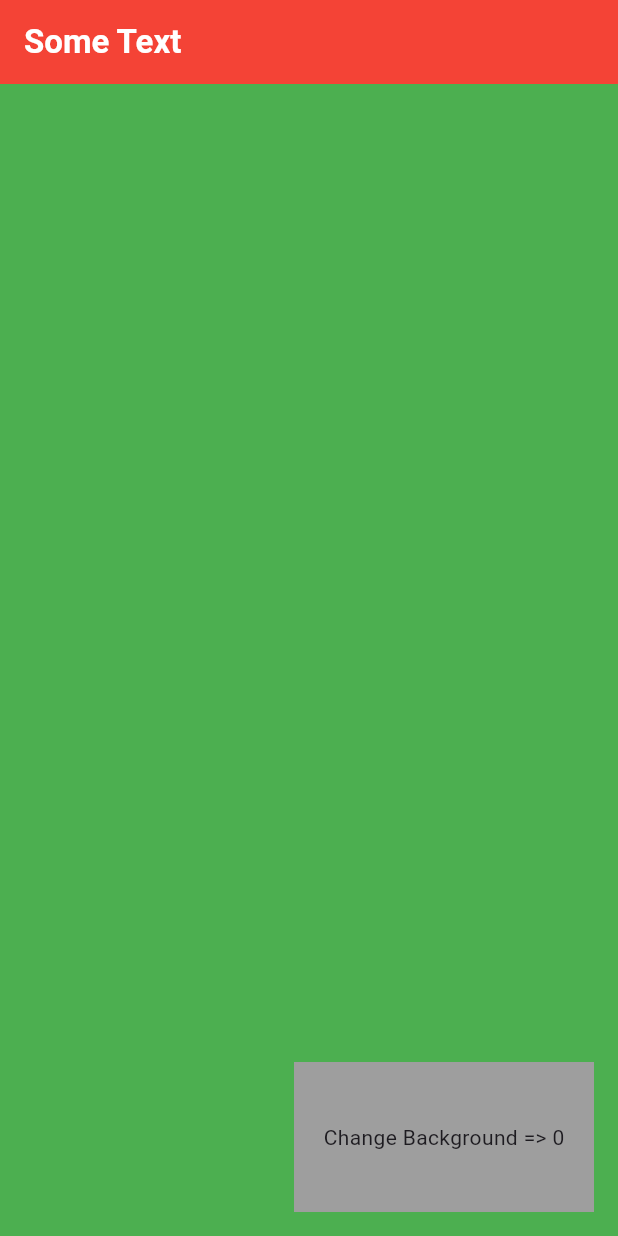
After one commit to ThinkCode-IT-Solutions/App-Dev-005, a Flutter app: the screen it shows after launch, on a phone screen of 412 x 824 dp. The commit adds this screen. Run offline on Flutter 3.47's test engine with Material 3 defaults, Android fonts, the phone set to English and light mode, and no system bars.

Commit message:
stateful widget started

```diff
--- a/lib/main.dart
+++ b/lib/main.dart
@@ -1,4 +1,5 @@
 // import 'package:app_dev_005/pages/home_page.dart';
+import 'package:app_dev_005/pages/backgroundChanger.dart';
 import 'package:app_dev_005/pages/book_home.dart';
 import 'package:app_dev_005/pages/task_list.dart';
 import 'package:flutter/material.dart';
@@ -22,7 +23,7 @@ class BookApp extends StatelessWidget{
     return MaterialApp(
       title: "Book App",
       debugShowCheckedModeBanner: false,
-      home: HomePage(),
+      home: Backgroundchanger(),
     );
   }
 }
--- /dev/null
+++ b/lib/pages/backgroundChanger.dart
@@ -0,0 +1,62 @@
+import 'package:flutter/material.dart';
+
+class Backgroundchanger extends StatelessWidget {
+  const Backgroundchanger({super.key});
+
+  @override
+  Widget build(BuildContext context) {
+    List<Color> bgColors = [
+      Colors.green,
+      Colors.blue,
+      Colors.red,
+      Colors.orange,
+      Colors.purple,
+      Colors.teal,
+      Colors.indigo,
+      Colors.pink,
+      Colors.amber,
+      Colors.cyan,
+      Colors.lime,
+      Colors.deepOrange,
+      Colors.deepPurple,
+      Colors.lightBlue,
+      Colors.lightGreen,
+      Colors.brown,
+      Colors.yellow,
+      Colors.grey,
+      Colors.blueGrey,
+      Colors.indigoAccent,
+    ];
+    int index = 0;
+    Color activeColor = bgColors[index];
+
+    return Scaffold(
+      appBar: AppBar(
+        title: Text(
+          "Some Text",
+          style: TextStyle(color: Colors.white, fontWeight: FontWeight.bold),
+        ),
+        backgroundColor: Colors.red,
+      ),
+      body: Container(
+        width: double.infinity,
+        height: double.infinity,
+        color: activeColor,
+      ),
+      floatingActionButton: InkWell(
+        onTap: () {
+          print("the background has been changed");
+          index++;
+          print(index);
+          print(activeColor.toString());
+        },
+        child: Container(
+          color: Colors.grey,
+          width: 200,
+          height: 100,
+          child: Center(child: Text("Change Background => $index")),
+        ),
+      ),
+    );
+  }
+}
```
